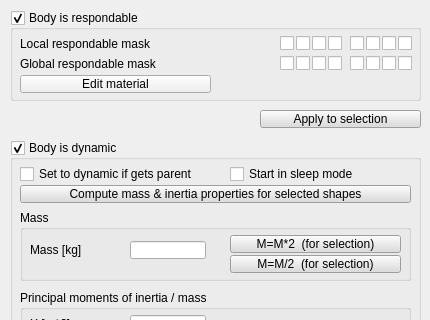
Qt form ui/qdlgshapedyn.ui (CoppeliaRobotics/coppeliaSimLib) before a commit; both pictures show x 0 to 430 and y 0 to 320 of the 430 by 560 pixel window.
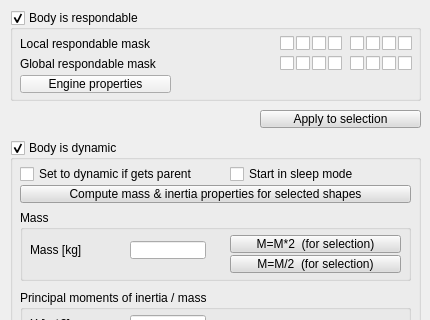
The same form after that commit.

```diff
--- a/ui/qdlgshapedyn.ui
+++ b/ui/qdlgshapedyn.ui
@@ -324,7 +324,7 @@
      <rect>
       <x>10</x>
       <y>65</y>
-      <width>191</width>
+      <width>151</width>
       <height>18</height>
      </rect>
     </property>
@@ -332,7 +332,7 @@
      <enum>Qt::StrongFocus</enum>
     </property>
     <property name="text">
-     <string>Edit material</string>
+     <string>Engine properties</string>
     </property>
    </widget>
   </widget>
```
